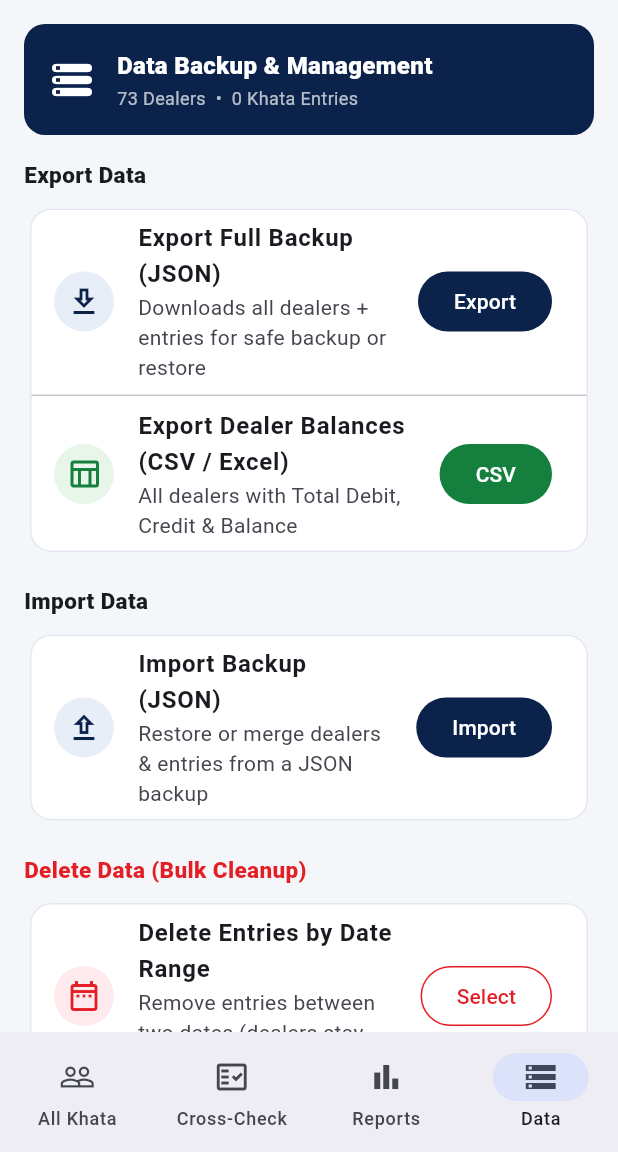
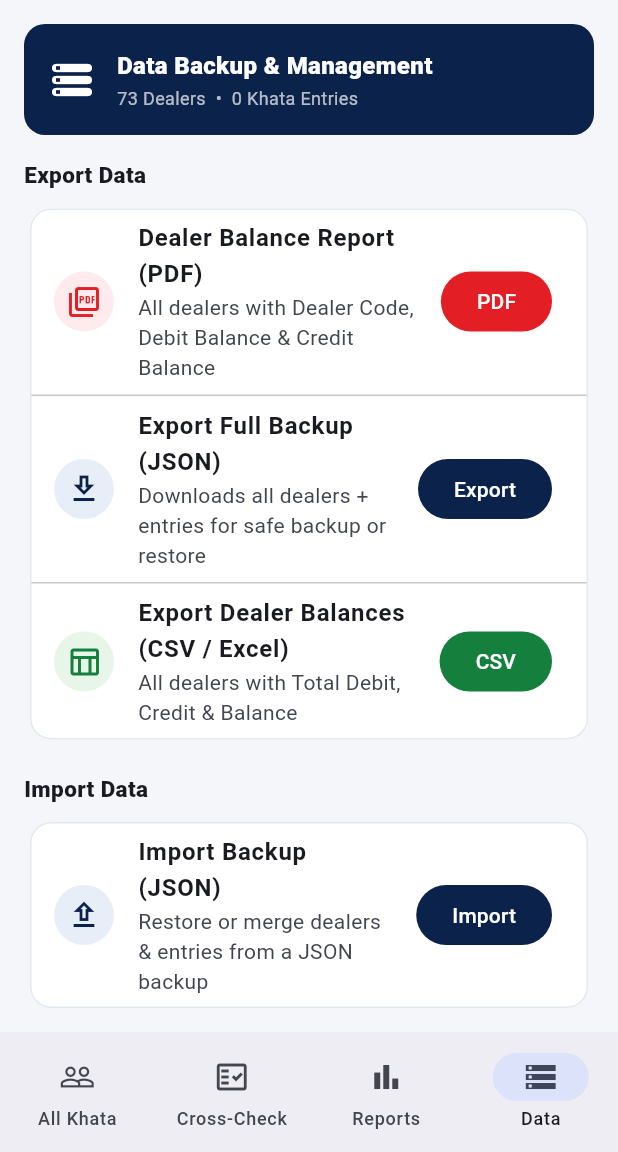
Before and after one commit to Haseeb-ML/moazan_traders, a Flutter app: the screen it shows after launch, item 4 of the bottom bar chosen, on a phone screen of 412 x 824 dp, the part 84-1236 px from its top. Run offline on Flutter 3.47's test engine with Material 3 defaults, Android fonts, the phone set to English and light mode, and no system bars; our stand-ins replace cloud_firestore, firebase_core, pdf, printing, web; missing offline and left inert: dart:js_interop; accounts and stored records are empty.

Commit message:
Add All Dealers Balance PDF report button and generator

```diff
--- a/lib/screens/data_tab.dart
+++ b/lib/screens/data_tab.dart
@@ -3,6 +3,7 @@ import 'package:provider/provider.dart';
 import '../providers/ledger_provider.dart';
 import '../theme/app_theme.dart';
 import '../utils/formatters.dart';
+import '../utils/pdf_report_service.dart';
 import '../utils/pwa_install_stub.dart'
     if (dart.library.js_interop) '../utils/pwa_install_web.dart';
 import '../utils/web_download_stub.dart'
@@ -311,6 +312,29 @@ class _DataTabState extends State<DataTab> {
                     children: [
                       ListTile(
                         leading: const CircleAvatar(
+                          backgroundColor: AppColors.debitBg,
+                          child: Icon(Icons.picture_as_pdf_outlined,
+                              color: AppColors.red),
+                        ),
+                        title: const Text('Dealer Balance Report (PDF)',
+                            style: TextStyle(fontWeight: FontWeight.w700)),
+                        subtitle: const Text(
+                            'All dealers with Dealer Code, Debit Balance & Credit Balance'),
+                        trailing: FilledButton(
+                          style: FilledButton.styleFrom(
+                              backgroundColor: AppColors.red),
+                          onPressed: _busy
+                              ? null
+                              : () => PdfReportService.openAllDealersBalancePdf(
+                                    context,
+                                    provider.getDealerSummaries(),
+                                  ),
+                          child: const Text('PDF'),
+                        ),
+                      ),
+                      const Divider(height: 1),
+                      ListTile(
+                        leading: const CircleAvatar(
                           backgroundColor: Color(0xFFE8EEF7),
                           child: Icon(Icons.download_outlined,
                               color: AppColors.navy),
@@ -391,6 +415,29 @@ class _DataTabState extends State<DataTab> {
                       ListTile(
                         leading: const CircleAvatar(
                           backgroundColor: AppColors.debitBg,
+                          child: Icon(Icons.picture_as_pdf_outlined,
+                              color: AppColors.red),
+                        ),
+                        title: const Text('Dealer Balance Report (PDF)',
+                            style: TextStyle(fontWeight: FontWeight.w700)),
+                        subtitle: const Text(
+                            'All dealers with Dealer Code, Debit Balance & Credit Balance'),
+                        trailing: FilledButton(
+                          style: FilledButton.styleFrom(
+                              backgroundColor: AppColors.red),
+                          onPressed: _busy
+                              ? null
+                              : () => PdfReportService.openAllDealersBalancePdf(
+                                    context,
+                                    provider.getDealerSummaries(),
+                                  ),
+                          child: const Text('PDF'),
+                        ),
+                      ),
+                      const Divider(height: 1),
+                      ListTile(
+                        leading: const CircleAvatar(
+                          backgroundColor: AppColors.debitBg,
                           child: Icon(Icons.date_range_outlined,
                               color: AppColors.red),
                         ),
--- a/pubspec.yaml
+++ b/pubspec.yaml
@@ -39,6 +39,8 @@ dependencies:
   intl: ^0.20.3
   provider: ^6.1.5+1
   web: ^1.1.1
+  pdf: ^3.13.1
+  printing: ^5.15.1
 
 dev_dependencies:
   flutter_test:
```
Also changed, not shown: lib/screens/dealers_tab.dart (+18 -1 lines), lib/screens/reports_tab.dart (+23 -4 lines), lib/utils/pdf_report_service.dart (added, +205 -0 lines), pubspec.lock, 2 other files.
